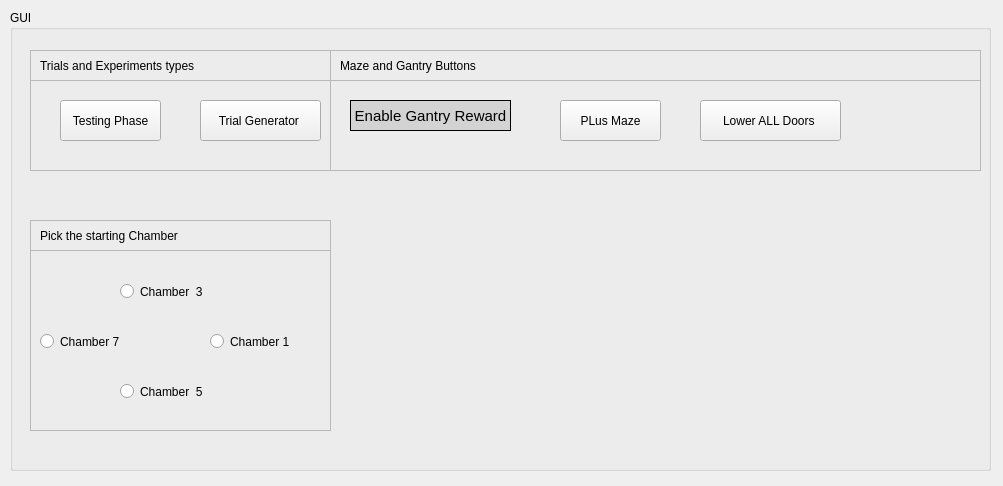
Old version of the form src/omniroute_operation/src/single_T_maze/single_T_maze_interface.ui in the repository NC4Lab/omniroute_ubuntu_ws.
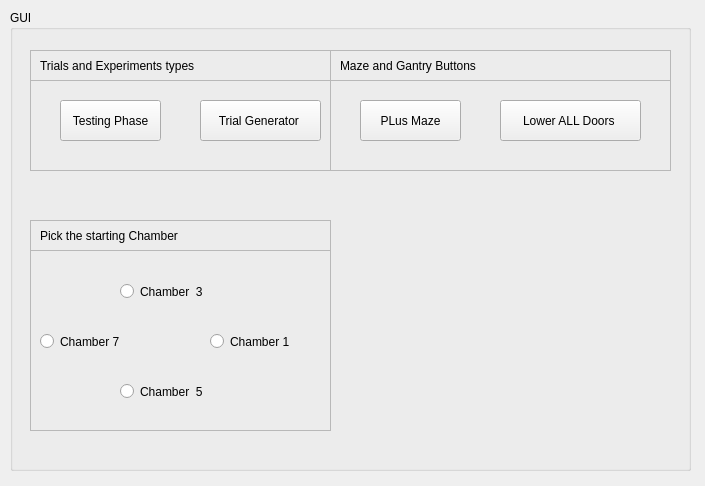
New version of the form.

Commit message: some gantry and reward related changes

```diff
--- a/src/omniroute_operation/src/single_T_maze/single_T_maze_interface.ui
+++ b/src/omniroute_operation/src/single_T_maze/single_T_maze_interface.ui
@@ -6,7 +6,7 @@
    <rect>
     <x>0</x>
     <y>0</y>
-    <width>1003</width>
+    <width>705</width>
     <height>486</height>
    </rect>
   </property>
@@ -18,7 +18,7 @@
     <rect>
      <x>10</x>
      <y>10</y>
-     <width>981</width>
+     <width>681</width>
      <height>461</height>
     </rect>
    </property>
@@ -30,7 +30,7 @@
      <rect>
       <x>320</x>
       <y>70</y>
-      <width>651</width>
+      <width>341</width>
       <height>91</height>
      </rect>
     </property>
@@ -40,51 +40,10 @@
     <property name="frameShadow">
      <enum>QFrame::Raised</enum>
     </property>
-    <widget class="QPushButton" name="gantryRewardTogBtn">
-     <property name="geometry">
-      <rect>
-       <x>20</x>
-       <y>20</y>
-       <width>161</width>
-       <height>31</height>
-      </rect>
-     </property>
-     <property name="font">
-      <font>
-       <pointsize>11</pointsize>
-       <weight>50</weight>
-       <bold>false</bold>
-      </font>
-     </property>
-     <property name="autoFillBackground">
-      <bool>false</bool>
-     </property>
-     <property name="styleSheet">
-      <string notr="true">QPushButton {
-    background-color: lightgray;
-    border: 1px solid black;
-}
-
-QPushButton:checked {
-    background-color: gray; /* Color when toggled */
-}
-
-QPushButton:pressed {
-    background-color: darkgray; /* Color when pressed */
-}
-</string>
-     </property>
-     <property name="text">
-      <string>Enable Gantry Reward</string>
-     </property>
-     <property name="checkable">
-      <bool>true</bool>
-     </property>
-    </widget>
     <widget class="QPushButton" name="plusMazeBtn">
      <property name="geometry">
       <rect>
-       <x>230</x>
+       <x>30</x>
        <y>20</y>
        <width>101</width>
        <height>41</height>
@@ -97,7 +56,7 @@
     <widget class="QPushButton" name="lowerAllDoorsBtn">
      <property name="geometry">
       <rect>
-       <x>370</x>
+       <x>170</x>
        <y>20</y>
        <width>141</width>
        <height>41</height>
@@ -113,7 +72,7 @@
      <rect>
       <x>320</x>
       <y>40</y>
-      <width>651</width>
+      <width>341</width>
       <height>31</height>
      </rect>
     </property>
```
The commit also changes 6 other files.
